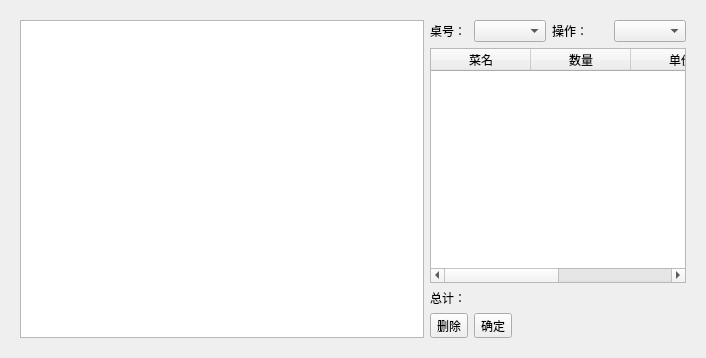
Before: the Qt Designer form src/orderwidget.ui in daodaoliang/caicai, drawn with Qt 5.
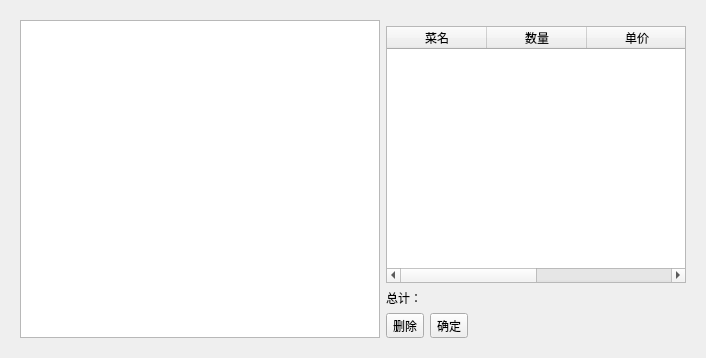
After: the same form once the commit is applied.

The edit to the form file:
```diff
--- a/src/orderwidget.ui
+++ b/src/orderwidget.ui
@@ -28,9 +28,6 @@
          </property>
         </widget>
        </item>
-       <item row="0" column="2">
-        <widget class="QComboBox" name="comboBox"/>
-       </item>
        <item row="3" column="1">
         <widget class="QToolButton" name="toolButton_2">
          <property name="text">
@@ -38,13 +35,6 @@
          </property>
         </widget>
        </item>
-       <item row="0" column="1">
-        <widget class="QLabel" name="label_3">
-         <property name="text">
-          <string>桌号：</string>
-         </property>
-        </widget>
-       </item>
        <item row="0" column="0" rowspan="4">
         <widget class="QStackedWidget" name="stackedWidget_2">
          <property name="currentIndex">
@@ -87,18 +77,14 @@
          </widget>
         </widget>
        </item>
-       <item row="0" column="3">
-        <widget class="QLabel" name="label_2">
-         <property name="text">
-          <string>操作：</string>
-         </property>
-        </widget>
-       </item>
-       <item row="0" column="4">
-        <widget class="QComboBox" name="comboBox_2"/>
-       </item>
-       <item row="1" column="1" colspan="4">
+       <item row="1" column="1" colspan="3">
         <widget class="QTableWidget" name="tableWidget_2">
+         <property name="minimumSize">
+          <size>
+           <width>300</width>
+           <height>0</height>
+          </size>
+         </property>
          <column>
           <property name="text">
            <string>菜名</string>
@@ -121,7 +107,7 @@
          </column>
         </widget>
        </item>
-       <item row="3" column="2" colspan="3">
+       <item row="3" column="2" colspan="2">
         <widget class="QToolButton" name="toolButton_3">
          <property name="text">
           <string>确定</string>
```
